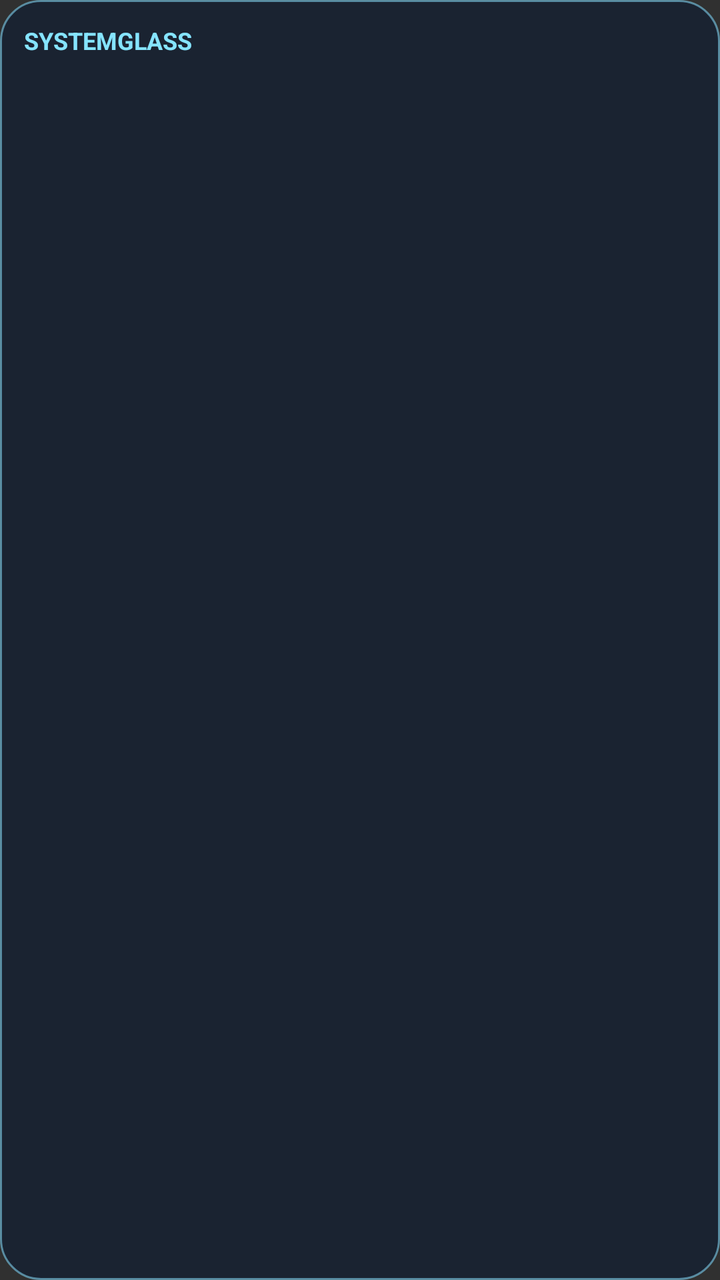
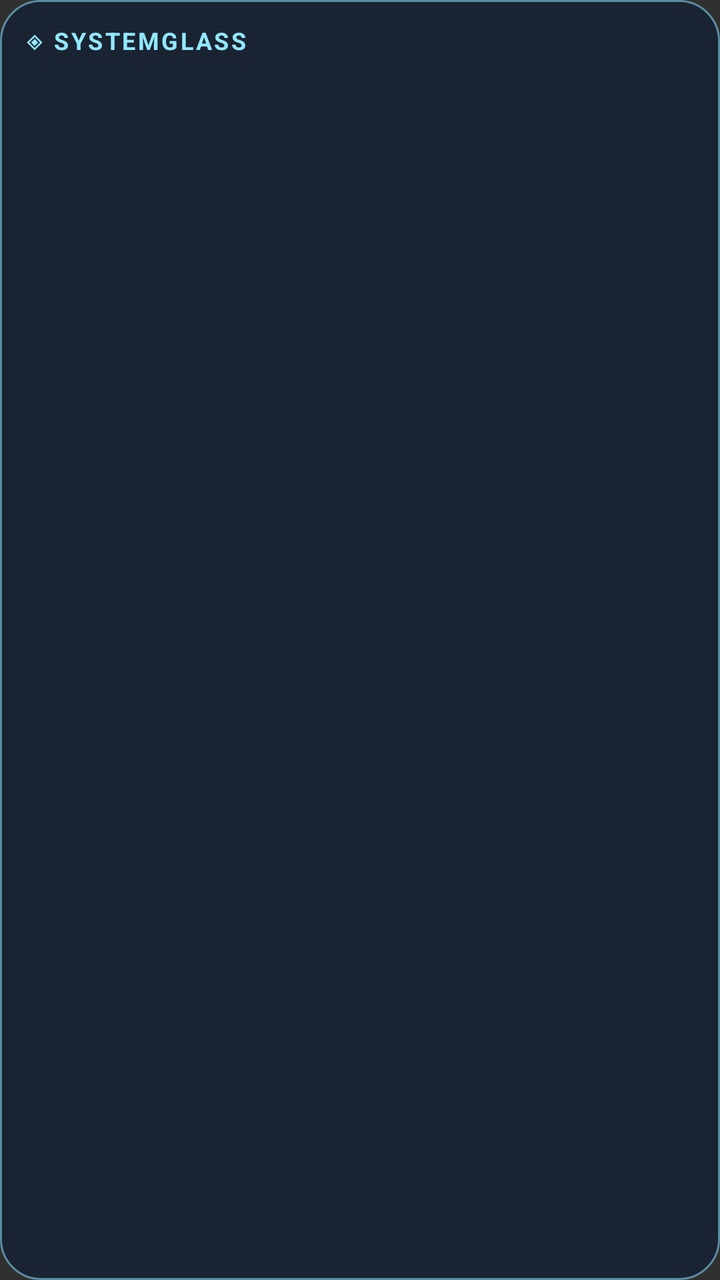

Before-and-after screenshots of an Android layout around one commit, followed by the original layout XML and the change that was made.
<!-- AndroidManifest.xml: application theme android:Theme.Material.NoActionBar -->
<!-- res/layout/widget.xml -->
<LinearLayout xmlns:android="http://schemas.android.com/apk/res/android" android:layout_width="match_parent" android:layout_height="match_parent" android:padding="12dp" android:orientation="vertical" android:background="@drawable/glass"><TextView android:id="@+id/header" android:layout_width="match_parent" android:layout_height="wrap_content" android:text="SYSTEMGLASS" android:textColor="#85E4FF" android:textStyle="bold" android:textSize="12sp"/><TextView android:id="@+id/stats" android:layout_width="match_parent" android:layout_height="0dp" android:layout_weight="1" android:gravity="center_vertical" android:textColor="#FFFFFF" android:textSize="13sp"/><TextView android:id="@+id/footer" android:layout_width="match_parent" android:layout_height="wrap_content" android:textColor="#A5B6C6" android:textSize="10sp"/></LinearLayout>
<!-- resources referenced by this layout -->
<resources>
  <!-- drawable glass (drawable) -->
  <shape xmlns:android="http://schemas.android.com/apk/res/android">
      <solid android:color="#F21A2332"/>
      <corners android:radius="20dp"/>
      <stroke android:width="1dp" android:color="#8B85DFFF"/>
      <padding android:left="2dp" android:top="2dp" android:right="2dp" android:bottom="2dp"/>
  </shape>
</resources>

<!-- the commit's change to res/layout/widget.xml (unified diff, before → after) -->
@@ -1 +1,15 @@
-<LinearLayout xmlns:android="http://schemas.android.com/apk/res/android" android:layout_width="match_parent" android:layout_height="match_parent" android:padding="12dp" android:orientation="vertical" android:background="@drawable/glass"><TextView android:id="@+id/header" android:layout_width="match_parent" android:layout_height="wrap_content" android:text="SYSTEMGLASS" android:textColor="#85E4FF" android:textStyle="bold" android:textSize="12sp"/><TextView android:id="@+id/stats" android:layout_width="match_parent" android:layout_height="0dp" android:layout_weight="1" android:gravity="center_vertical" android:textColor="#FFFFFF" android:textSize="13sp"/><TextView android:id="@+id/footer" android:layout_width="match_parent" android:layout_height="wrap_content" android:textColor="#A5B6C6" android:textSize="10sp"/></LinearLayout>
+<LinearLayout xmlns:android="http://schemas.android.com/apk/res/android"
+    android:layout_width="match_parent" android:layout_height="match_parent"
+    android:padding="12dp" android:orientation="vertical" android:background="@drawable/glass">
+    <TextView android:id="@+id/header" android:layout_width="match_parent"
+        android:layout_height="wrap_content" android:text="◈ SYSTEMGLASS"
+        android:textColor="#91E8FF" android:textStyle="bold" android:letterSpacing="0.1"
+        android:textSize="12sp" android:singleLine="true"/>
+    <TextView android:id="@+id/stats" android:layout_width="match_parent"
+        android:layout_height="0dp" android:layout_weight="1"
+        android:gravity="center_vertical" android:textColor="#FFFFFFFF"
+        android:textStyle="bold" android:textSize="13sp" android:maxLines="3"/>
+    <TextView android:id="@+id/footer" android:layout_width="match_parent"
+        android:layout_height="wrap_content" android:textColor="#C3D5E7"
+        android:textSize="10sp" android:singleLine="true" android:ellipsize="end"/>
+</LinearLayout>
